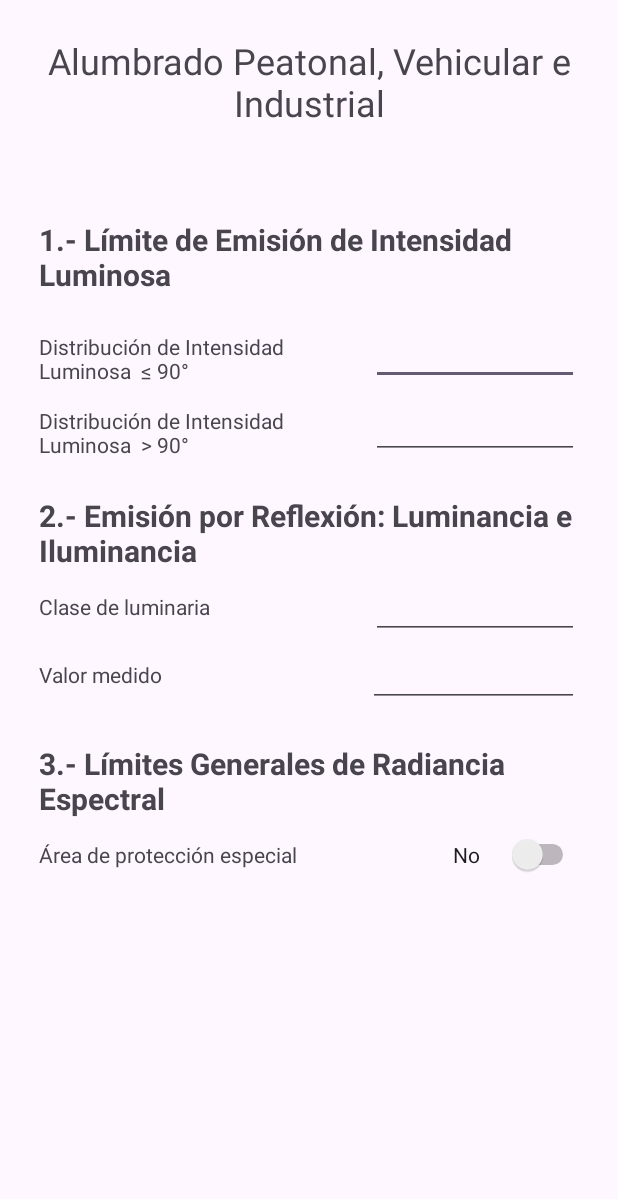
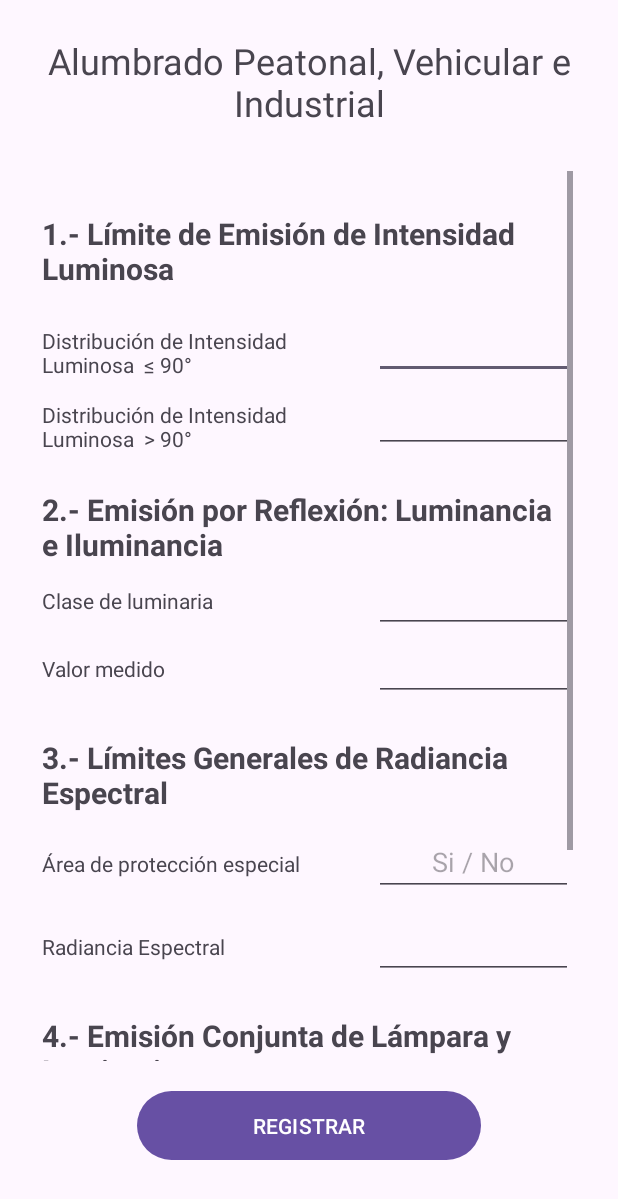
Before and after one commit to Anaguirv/appMovil, an Android app: the TipoAlumbrado_art5 screen opened directly, with no data from a screen before it, on a phone screen of 412 x 824 dp. Shown: the top 1199 px of the screen. Run offline under Robolectric (Android 15) with nearby library versions, the phone set to English and light mode, and no system bars.

Commit message:
Implementacion parte grafica de Formulario registro medición

```diff
--- a/app/src/main/AndroidManifest.xml
+++ b/app/src/main/AndroidManifest.xml
@@ -14,7 +14,9 @@
         tools:targetApi="31">
         <activity
             android:name=".TipoAlumbrado_art5"
-            android:exported="false" />
+            android:exported="false"
+            android:windowSoftInputMode="adjustPan"/>
+
         <activity
             android:name=".RegistroMedicion"
             android:exported="false" />
--- a/app/src/main/res/layout/activity_tipo_alumbrado_art5.xml
+++ b/app/src/main/res/layout/activity_tipo_alumbrado_art5.xml
@@ -9,8 +9,8 @@
 
     <TextView
         android:id="@+id/titulo_art5"
-        android:layout_width="wrap_content"
-        android:layout_height="wrap_content"
+        android:layout_width="353dp"
+        android:layout_height="74dp"
         android:layout_marginTop="24dp"
         android:text="Alumbrado Peatonal, Vehicular e Industrial"
         android:textAlignment="center"
@@ -21,13 +21,16 @@
         app:layout_constraintTop_toTopOf="parent" />
 
     <ScrollView
-        android:layout_width="360dp"
-        android:layout_height="603dp"
-        app:layout_constraintBottom_toBottomOf="parent"
+        android:id="@+id/scrollView2"
+        android:layout_width="354dp"
+        android:layout_height="593dp"
+        android:layout_marginTop="16dp"
+        android:fillViewport="true"
         app:layout_constraintEnd_toEndOf="parent"
+        app:layout_constraintHorizontal_bias="0.486"
         app:layout_constraintStart_toStartOf="parent"
-        app:layout_constraintTop_toBottomOf="@+id/titulo_art5"
-        app:layout_constraintVertical_bias="0.243">
+        app:layout_constraintTop_toBottomOf="@+id/titulo_art5">
+
 
         <LinearLayout
             android:layout_width="match_parent"
@@ -78,7 +81,7 @@
 
                 <EditText
                     android:id="@+id/vlr_med2"
-                    android:layout_width="wrap_content"
+                    android:layout_width="6dp"
                     android:layout_height="match_parent"
                     android:layout_weight="1"
                     android:ems="10"
@@ -87,7 +90,7 @@
             </LinearLayout>
 
             <TextView
-                android:id="@+id/txt_item3"
+                android:id="@+id/txt_item2"
                 android:layout_width="wrap_content"
                 android:layout_height="wrap_content"
                 android:layout_marginTop="24dp"
@@ -102,14 +105,14 @@
                 android:orientation="horizontal">
 
                 <TextView
-                    android:id="@+id/txt_radiancia"
+                    android:id="@+id/txt_areaProteccion"
                     android:layout_width="221dp"
                     android:layout_height="wrap_content"
                     android:text="Clase de luminaria" />
 
                 <EditText
                     android:id="@+id/txt_medicion_lum"
-                    android:layout_width="wrap_content"
+                    android:layout_width="6dp"
                     android:layout_height="wrap_content"
                     android:layout_weight="1"
                     android:ems="10"
@@ -124,14 +127,13 @@
 
                 <TextView
                     android:id="@+id/txt_medicion_lum"
-                    android:layout_width="291dp"
+                    android:layout_width="221dp"
                     android:layout_height="wrap_content"
-                    android:layout_weight="1"
                     android:text="Valor medido" />
 
                 <EditText
                     android:id="@+id/vlr_medicion_lum"
-                    android:layout_width="wrap_content"
+                    android:layout_width="6dp"
                     android:layout_height="wrap_content"
                     android:layout_weight="1"
                     android:ems="10"
@@ -156,21 +158,109 @@
                 android:orientation="horizontal">
 
                 <TextView
-                    android:id="@+id/txt_radiancia"
-                    android:layout_width="276dp"
+                    android:id="@+id/txt_areaProteccion"
+                    android:layout_width="221dp"
                     android:layout_height="wrap_content"
                     android:text="Área de protección especial" />
 
-                <Switch
-                    android:id="@+id/switch1"
+                <EditText
+                    android:id="@+id/vlr_areaProteccion"
                     android:layout_width="wrap_content"
                     android:layout_height="wrap_content"
                     android:layout_weight="1"
-                    android:text="No" />
+                    android:ems="10"
+                    android:hint="Si / No"
+                    android:inputType="text"
+                    android:textAlignment="center" />
 
             </LinearLayout>
+
+            <LinearLayout
+                android:layout_width="match_parent"
+                android:layout_height="match_parent"
+                android:layout_marginTop="10dp"
+                android:orientation="horizontal">
+
+                <TextView
+                    android:id="@+id/txt_radianciaEspectral"
+                    android:layout_width="221dp"
+                    android:layout_height="wrap_content"
+                    android:text="Radiancia Espectral" />
+
+                <EditText
+                    android:id="@+id/vlr_radianciaEspectral"
+                    android:layout_width="wrap_content"
+                    android:layout_height="wrap_content"
+                    android:layout_weight="1"
+                    android:ems="10"
+                    android:inputType="text"
+                    android:textAlignment="center" />
+
+            </LinearLayout>
+
+            <TextView
+                android:id="@+id/txt_item4"
+                android:layout_width="match_parent"
+                android:layout_height="wrap_content"
+                android:layout_marginTop="24dp"
+                android:layout_weight="1"
+                android:text="4.- Emisión Conjunta de Lámpara y Luminaria"
+                android:textSize="20sp"
+                android:textStyle="bold" />
+
+            <LinearLayout
+                android:layout_width="match_parent"
+                android:layout_height="58dp"
+                android:layout_marginTop="10dp"
+                android:orientation="horizontal">
+
+                <TextView
+                    android:id="@+id/txt_emisionConjunta"
+                    android:layout_width="221dp"
+                    android:layout_height="wrap_content"
+                    android:text="¿Se consideró la emisión conjunta?" />
+
+                <EditText
+                    android:id="@+id/vlr_emisionConjunta"
+                    android:layout_width="wrap_content"
+                    android:layout_height="wrap_content"
+                    android:layout_weight="1"
+                    android:ems="10"
+                    android:hint="Si / No"
+                    android:inputType="text"
+                    android:textAlignment="center" />
+
+            </LinearLayout>
+
+            <TextView
+                android:id="@+id/txt_item5"
+                android:layout_width="match_parent"
+                android:layout_height="wrap_content"
+                android:layout_marginTop="24dp"
+                android:layout_weight="1"
+                android:text="5.- Observaciones"
+                android:textSize="20sp"
+                android:textStyle="bold" />
+
+            <EditText
+                android:id="@+id/vlr_observacion"
+                android:layout_width="match_parent"
+                android:layout_height="wrap_content"
+                android:ems="10"
+                android:gravity="start|top"
+                android:inputType="textMultiLine" />
 
         </LinearLayout>
     </ScrollView>
 
+    <Button
+        android:id="@+id/btn_regsitrarMedicion"
+        android:layout_width="229dp"
+        android:layout_height="54dp"
+        android:layout_marginTop="16dp"
+        android:text="@string/btn_registrar"
+        app:layout_constraintEnd_toEndOf="parent"
+        app:layout_constraintStart_toStartOf="parent"
+        app:layout_constraintTop_toBottomOf="@+id/scrollView2" />
+
 </androidx.constraintlayout.widget.ConstraintLayout>
```
